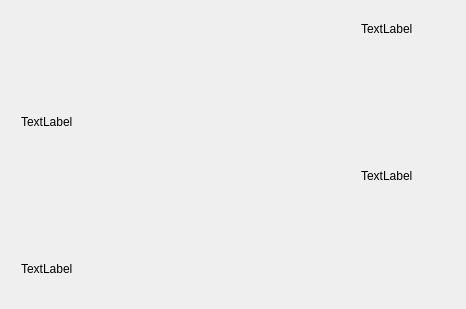
Qt form GUI/systray.ui (utkusaridede/internet-tracer) before a commit.
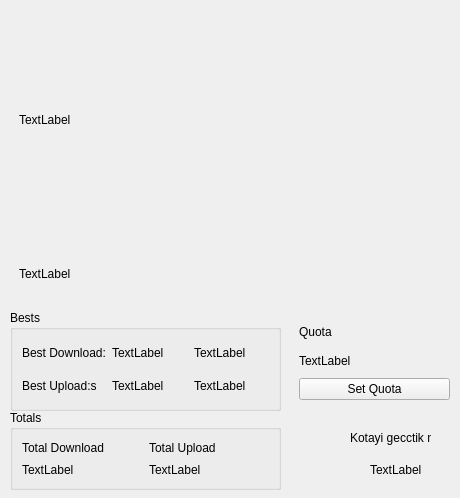
The same form after that commit. Custom widgets are drawn as their Qt base class.

What changed in the file:
```diff
--- a/GUI/systray.ui
+++ b/GUI/systray.ui
@@ -6,79 +6,229 @@
    <rect>
     <x>0</x>
     <y>0</y>
-    <width>466</width>
-    <height>309</height>
+    <width>460</width>
+    <height>498</height>
    </rect>
   </property>
   <property name="windowTitle">
    <string>Form</string>
   </property>
-  <layout class="QHBoxLayout" name="horizontalLayout">
-   <item>
-    <layout class="QVBoxLayout" name="verticalLayout">
-     <item>
-      <widget class="QCustomPlot" name="widget" native="true">
-       <widget class="QLabel" name="down">
-        <property name="geometry">
-         <rect>
-          <x>10</x>
-          <y>100</y>
-          <width>61</width>
-          <height>21</height>
-         </rect>
+  <widget class="QWidget" name="verticalLayoutWidget">
+   <property name="geometry">
+    <rect>
+     <x>299</x>
+     <y>320</y>
+     <width>151</width>
+     <height>80</height>
+    </rect>
+   </property>
+   <layout class="QVBoxLayout" name="verticalLayout_2">
+    <item>
+     <widget class="QLabel" name="label_5">
+      <property name="text">
+       <string>Quota</string>
+      </property>
+     </widget>
+    </item>
+    <item>
+     <widget class="QLabel" name="kota">
+      <property name="text">
+       <string>TextLabel</string>
+      </property>
+     </widget>
+    </item>
+    <item>
+     <widget class="QPushButton" name="setKota">
+      <property name="text">
+       <string>Set Quota</string>
+      </property>
+     </widget>
+    </item>
+   </layout>
+  </widget>
+  <widget class="QGroupBox" name="groupBox">
+   <property name="geometry">
+    <rect>
+     <x>10</x>
+     <y>410</y>
+     <width>271</width>
+     <height>80</height>
+    </rect>
+   </property>
+   <property name="title">
+    <string>Totals</string>
+   </property>
+   <layout class="QGridLayout" name="gridLayout_4">
+    <item row="0" column="0">
+     <layout class="QGridLayout" name="gridLayout_3">
+      <property name="rightMargin">
+       <number>0</number>
+      </property>
+      <item row="1" column="2">
+       <widget class="QLabel" name="upT">
+        <property name="text">
+         <string>TextLabel</string>
         </property>
+       </widget>
+      </item>
+      <item row="1" column="1">
+       <widget class="QLabel" name="downT">
         <property name="text">
          <string>TextLabel</string>
         </property>
        </widget>
+      </item>
+      <item row="0" column="2">
+       <widget class="QLabel" name="label_4">
+        <property name="text">
+         <string>Total Upload</string>
+        </property>
+       </widget>
+      </item>
+      <item row="0" column="1">
+       <widget class="QLabel" name="label_3">
+        <property name="text">
+         <string>Total Download</string>
+        </property>
+       </widget>
+      </item>
+     </layout>
+    </item>
+   </layout>
+  </widget>
+  <widget class="QGroupBox" name="groupBox_2">
+   <property name="geometry">
+    <rect>
+     <x>10</x>
+     <y>310</y>
+     <width>271</width>
+     <height>101</height>
+    </rect>
+   </property>
+   <property name="title">
+    <string>Bests</string>
+   </property>
+   <layout class="QHBoxLayout" name="horizontalLayout">
+    <item>
+     <layout class="QGridLayout" name="gridLayout_2">
+      <item row="0" column="0">
+       <widget class="QLabel" name="label">
+        <property name="text">
+         <string>Best Download:</string>
+        </property>
+       </widget>
+      </item>
+      <item row="0" column="1">
        <widget class="QLabel" name="bestdown">
-        <property name="geometry">
-         <rect>
-          <x>350</x>
-          <y>10</y>
-          <width>57</width>
-          <height>15</height>
-         </rect>
-        </property>
         <property name="text">
          <string>TextLabel</string>
         </property>
        </widget>
-      </widget>
-     </item>
-     <item>
-      <widget class="QCustomPlot" name="customPlot" native="true">
-       <widget class="QLabel" name="up">
-        <property name="geometry">
-         <rect>
-          <x>10</x>
-          <y>100</y>
-          <width>61</width>
-          <height>21</height>
-         </rect>
+      </item>
+      <item row="1" column="0">
+       <widget class="QLabel" name="label_2">
+        <property name="text">
+         <string>Best Upload:s</string>
         </property>
+       </widget>
+      </item>
+      <item row="0" column="2">
+       <widget class="QLabel" name="downbadge">
         <property name="text">
          <string>TextLabel</string>
         </property>
        </widget>
+      </item>
+      <item row="1" column="1">
        <widget class="QLabel" name="bestup">
-        <property name="geometry">
-         <rect>
-          <x>350</x>
-          <y>10</y>
-          <width>57</width>
-          <height>15</height>
-         </rect>
+        <property name="text">
+         <string>TextLabel</string>
         </property>
+       </widget>
+      </item>
+      <item row="1" column="2">
+       <widget class="QLabel" name="upbadge">
         <property name="text">
          <string>TextLabel</string>
         </property>
        </widget>
+      </item>
+     </layout>
+    </item>
+   </layout>
+  </widget>
+  <widget class="QLabel" name="kotagecme">
+   <property name="geometry">
+    <rect>
+     <x>370</x>
+     <y>460</y>
+     <width>51</width>
+     <height>20</height>
+    </rect>
+   </property>
+   <property name="text">
+    <string>TextLabel</string>
+   </property>
+  </widget>
+  <widget class="QLabel" name="label_6">
+   <property name="geometry">
+    <rect>
+     <x>350</x>
+     <y>430</y>
+     <width>81</width>
+     <height>16</height>
+    </rect>
+   </property>
+   <property name="text">
+    <string>Kotayi gecctik mi</string>
+   </property>
+  </widget>
+  <widget class="QWidget" name="">
+   <property name="geometry">
+    <rect>
+     <x>9</x>
+     <y>9</y>
+     <width>441</width>
+     <height>301</height>
+    </rect>
+   </property>
+   <layout class="QVBoxLayout" name="verticalLayout">
+    <item>
+     <widget class="QCustomPlot" name="dgraph" native="true">
+      <widget class="QLabel" name="down">
+       <property name="geometry">
+        <rect>
+         <x>10</x>
+         <y>100</y>
+         <width>61</width>
+         <height>21</height>
+        </rect>
+       </property>
+       <property name="text">
+        <string>TextLabel</string>
+       </property>
       </widget>
-     </item>
-    </layout>
-   </item>
-  </layout>
+     </widget>
+    </item>
+    <item>
+     <widget class="QCustomPlot" name="customPlot" native="true">
+      <widget class="QLabel" name="up">
+       <property name="geometry">
+        <rect>
+         <x>10</x>
+         <y>100</y>
+         <width>61</width>
+         <height>21</height>
+        </rect>
+       </property>
+       <property name="text">
+        <string>TextLabel</string>
+       </property>
+      </widget>
+     </widget>
+    </item>
+   </layout>
+  </widget>
  </widget>
  <customwidgets>
   <customwidget>
```
